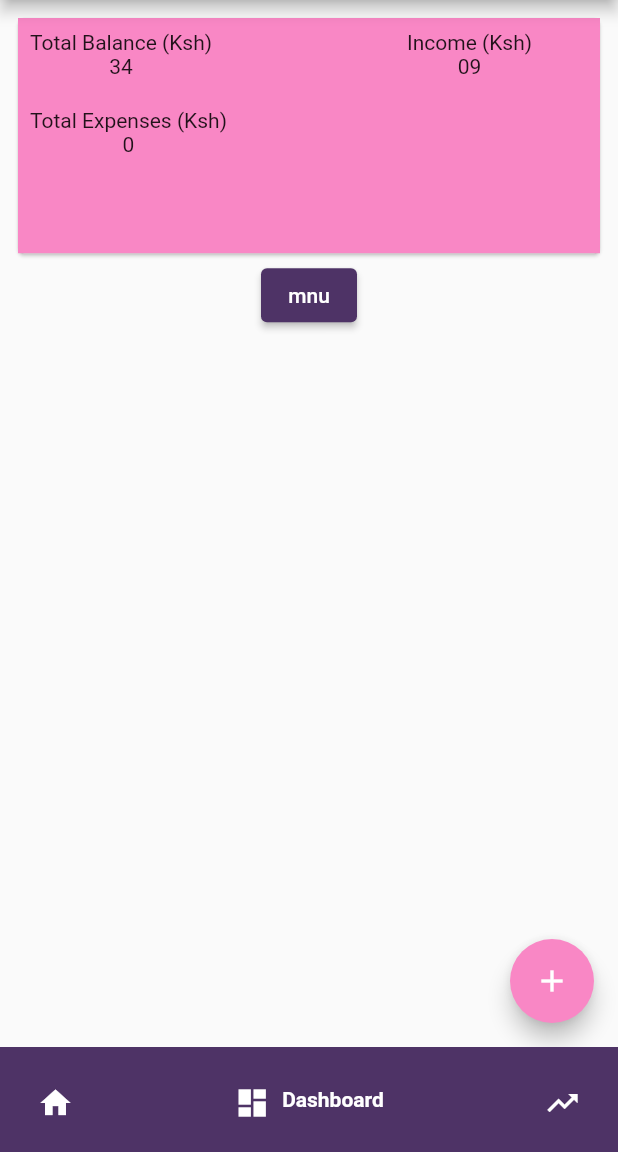
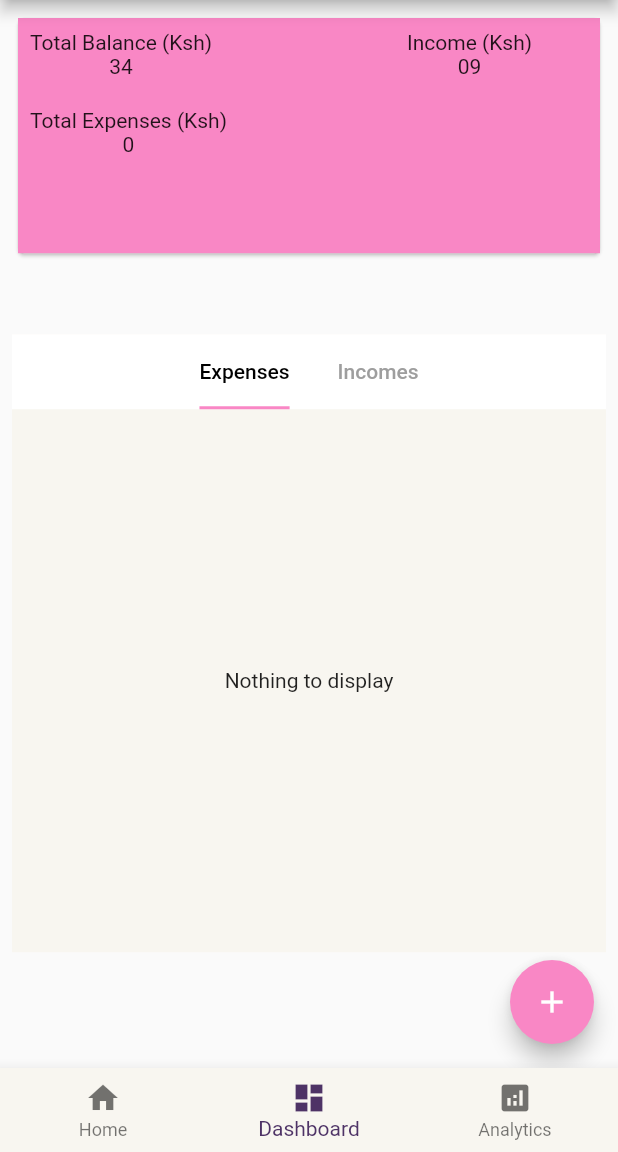
Before and after one commit to J-A-Christopher/coinpulse2, a Flutter app: the screen it shows after launch, item 2 of the bottom bar chosen, on a phone screen of 412 x 824 dp, the part 84-1236 px from its top. Run offline on Flutter 3.47's test engine with Material 2 defaults, Android fonts, the phone set to English and light mode, and no system bars; drawn by our look-alikes of google_nav_bar; our stand-ins replace bloc, dartz, equatable, flutter_bloc, flutter_svg.

Commit message:
Some ui refactoring and code changes

```diff
--- a/lib/2_Presentation/core/utils/bottomnavbar_service.dart
+++ b/lib/2_Presentation/core/utils/bottomnavbar_service.dart
@@ -1,6 +1,8 @@
 import 'package:coinpulse2/2_Presentation/pages/analytics/analytics.dart';
 import 'package:coinpulse2/2_Presentation/pages/dialogpage/dialog_page.dart';
 import 'package:coinpulse2/2_Presentation/pages/homepage/homepage.dart';
+import 'package:coinpulse2/2_Presentation/pages/tab_bar/tab_bar_screen.dart';
+import 'package:coinpulse2/main.dart';
 import 'package:flutter/material.dart';
 import 'package:google_nav_bar/google_nav_bar.dart';
 
@@ -20,37 +22,27 @@ class _BottomNavBarState extends State<BottomNavBar> {
     const DialogueWrapper(),
     const Analytics()
   ];
+  void _onItemTapped(int index) {
+    setState(() {
+      _selectedIndex = index;
+    });
+  }
+
   @override
   Widget build(BuildContext context) {
     return Scaffold(
-      bottomNavigationBar: SizedBox(
-        height: 70,
-        child: GNav(
-          selectedIndex: _selectedIndex,
-          onTabChange: (index) {
-            setState(() {
-              _selectedIndex = index;
-            });
-          },
-          gap: 8,
-          backgroundColor: ColorsUsed.primaryColor,
-          color: Colors.white,
-          activeColor: Colors.white,
-          tabs: const [
-            GButton(
-              icon: Icons.home,
-              text: 'Home',
-            ),
-            GButton(
-              icon: Icons.dashboard,
-              text: 'Dashboard',
-            ),
-            GButton(
-              icon: Icons.trending_up,
-              text: 'Analytics',
-            )
-          ],
-        ),
+      bottomNavigationBar: BottomNavigationBar(
+        backgroundColor: const Color(0xfff8f6f0),
+        //backgroundColor: ColorsUsed.primaryColor,
+        items: const [
+          BottomNavigationBarItem(icon: Icon(Icons.home), label: 'Home'),
+          BottomNavigationBarItem(
+              icon: Icon(Icons.dashboard), label: 'Dashboard'),
+          BottomNavigationBarItem(
+              icon: Icon(Icons.analytics), label: 'Analytics')
+        ],
+        currentIndex: _selectedIndex,
+        onTap: _onItemTapped,
       ),
       body: _screens.elementAt(_selectedIndex),
     );
--- /dev/null
+++ b/lib/2_Presentation/pages/bills/widgets/bill_widget.dart
@@ -0,0 +1,70 @@
+import 'package:coinpulse2/2_Presentation/bloc/bill_bloc.dart';
+import 'package:coinpulse2/2_Presentation/core/utils/colors.dart';
+import 'package:flutter/material.dart';
+import 'package:flutter_bloc/flutter_bloc.dart';
+import 'package:intl/intl.dart';
+
+class BillConstructor extends StatelessWidget {
+  const BillConstructor({
+    super.key,
+  });
+
+  @override
+  Widget build(BuildContext context) {
+    return BlocBuilder<BillBloc, BillState>(builder: (context, state) {
+      if (state is BillRetrieving) {
+        return state.billRetrievedData.isEmpty
+            ? const Center(child: Text('Nothing to display'))
+            : SizedBox(
+                height: MediaQuery.of(context).size.height * 0.5,
+                child: ListView.separated(
+                    itemBuilder: (context, index) {
+                      final expenseItem = state.billRetrievedData[index];
+                      final convertDate = expenseItem.createdDate;
+                      final cDate = DateFormat.yMMMEd().format(convertDate);
+                      final cTime = DateFormat.jm().format(convertDate);
+
+                      return ListTile(
+                        leading: const CircleAvatar(
+                          backgroundColor: ColorsUsed.secondaryColor,
+                          child: Icon(
+                            Icons.camera,
+                            color: ColorsUsed.primaryColor,
+                          ),
+                        ),
+                        title: Column(
+                          crossAxisAlignment: CrossAxisAlignment.start,
+                          children: [
+                            Text(expenseItem.title),
+                            Text(cDate),
+                          ],
+                        ),
+                        trailing: Padding(
+                          padding: const EdgeInsets.symmetric(vertical: 12.0),
+                          child: Column(
+                            children: [
+                              Text(
+                                '-ksh ${expenseItem.amount}',
+                                style: const TextStyle(
+                                  color: Colors.red,
+                                ),
+                              ),
+                              Text(cTime)
+                            ],
+                          ),
+                        ),
+                      );
+                    },
+                    separatorBuilder: (context, index) {
+                      return Divider(
+                        height: 7,
+                        color: Colors.grey[700],
+                      );
+                    },
+                    itemCount: state.billRetrievedData.length),
+              );
+      }
+      return const SizedBox.shrink();
+    });
+  }
+}
--- a/lib/2_Presentation/pages/dialogpage/dialog_page.dart
+++ b/lib/2_Presentation/pages/dialogpage/dialog_page.dart
@@ -3,6 +3,7 @@ import 'package:coinpulse2/0_Data/models/income_model.dart';
 import 'package:coinpulse2/2_Presentation/bloc/bill_bloc.dart';
 import 'package:coinpulse2/2_Presentation/bloc/income_bloc.dart';
 import 'package:coinpulse2/2_Presentation/core/utils/colors.dart';
+import 'package:coinpulse2/2_Presentation/pages/tab_bar/tab_bar_screen.dart';
 import 'package:flutter/material.dart';
 import 'package:flutter_bloc/flutter_bloc.dart';
 import 'package:intl/intl.dart';
@@ -36,16 +37,23 @@ class DialogPage extends StatefulWidget {
 class _DialogPageState extends State<DialogPage> {
   GlobalKey<FormState> formState = GlobalKey<FormState>();
   GlobalKey<FormState> incomeState = GlobalKey<FormState>();
+
   ExpenseModel newBill = ExpenseModel(
       amount: '',
       createdDate: DateTime.now(),
       title: '',
       id: DateTime.now().toString());
+
   IncomeModel newIncome = IncomeModel(
       amount: '',
       createdDate: DateTime.now(),
       title: '',
       id: DateTime.now().toString());
+  // IncomeModel newIncome = IncomeModel(
+  //     amount: '',
+  //     createdDate: DateTime.now(),
+  //     title: '',
+  //     id: DateTime.now().toString());
 
   void _submitForm() {
     formState.currentState!.save();
@@ -54,7 +62,18 @@ class _DialogPageState extends State<DialogPage> {
     billBloc.add(CreateBill(createdBill: newBill));
 
     billBloc.add(RetrieveBill());
-    context.read<BillBloc>().add(GetTotalAmount());
+    //context.read<BillBloc>().add(GetTotalAmount());
+
+    Navigator.of(context).pop();
+  }
+
+  void saveIncomeForm() {
+    incomeState.currentState!.save();
+
+    context.read<IncomeBloc>().add(CreateIncome(createIncome: newIncome));
+    //context.read<IncomeBloc>().add(GetTotalIncomeAmount());
+    context.read<IncomeBloc>().add(RetrieveIncome());
+    //getTotalIncome();
 
     Navigator.of(context).pop();
   }
@@ -118,20 +137,10 @@ class _DialogPageState extends State<DialogPage> {
     );
   }
 
-  void saveIncomeForm() {
-    incomeState.currentState!.save();
-
-    context.read<IncomeBloc>().add(CreateIncome(createIncome: newIncome));
-    //context.read<IncomeBloc>().add(GetTotalIncomeAmount());
-    context.read<IncomeBloc>().add(RetrieveIncome());
-    //getTotalIncome();
-
-    Navigator.of(context).pop();
-  }
-
-  void getTotalIncome() {
-    context.read<IncomeBloc>().add(GetTotalIncomeAmount());
-    // context.read<IncomeBloc>().add(RetrieveIncome());
+  @override
+  void initState() {
+    super.initState();
+    context.read<BillBloc>().add(RetrieveBill());
   }
 
   void showIncomeDialog() {
@@ -184,12 +193,6 @@ class _DialogPageState extends State<DialogPage> {
         });
   }
 
-  // @override
-  // void initState() {
-  //   super.initState();
-  //   context.read<BillBloc>().add(GetTotalAmount());
-  // }
-
   @override
   Widget build(BuildContext context) {
     return Scaffold(
@@ -202,7 +205,7 @@ class _DialogPageState extends State<DialogPage> {
       ),
       body: Padding(
         padding: const EdgeInsets.all(8.0),
-        child: Column(
+        child: ListView(
           children: [
             SizedBox(
               height: MediaQuery.of(context).size.height * 0.2,
@@ -268,83 +271,80 @@ class _DialogPageState extends State<DialogPage> {
                 ),
               ),
             ),
-            ElevatedButton(
-                onPressed: () {
-                  context.read<IncomeBloc>().add(RetrieveIncome());
-                },
-                child: const Text('mnu')),
-            BlocBuilder<BillBloc, BillState>(builder: (context, state) {
-              if (state is BillCreating) {
-                return const Center(
-                  child: CircularProgressIndicator(),
-                );
-              }
-              if (state is BillRetrieving) {
-                return state.billRetrievedData.isEmpty
-                    ? const Text('Noting to display')
-                    : SizedBox(
-                        height: MediaQuery.of(context).size.height * 0.38,
-                        child: ListView.separated(
-                            itemBuilder: (context, index) {
-                              final expenseItem =
-                                  state.billRetrievedData[index];
-                              final convertDate = expenseItem.createdDate;
-                              final cDate =
-                                  DateFormat.yMMMEd().format(convertDate);
-                              final cTime = DateFormat.jm().format(convertDate);
-
-                              return ListTile(
-                                leading: const CircleAvatar(
-                                  backgroundColor: ColorsUsed.secondaryColor,
-                                  child: Icon(
-                                    Icons.camera,
-                                    color: ColorsUsed.primaryColor,
-                                  ),
-                                ),
-                                title: Column(
-                                  crossAxisAlignment: CrossAxisAlignment.start,
-                                  children: [
-                                    Text(expenseItem.title),
-                                    Text(cDate),
-                                  ],
-                                ),
-                                trailing: Padding(
-                                  padding: const EdgeInsets.symmetric(
-                                      vertical: 12.0),
-                                  child: Column(
-                                    children: [
-                                      Text(
-                                        '-ksh ${expenseItem.amount}',
-                                        style: const TextStyle(
-                                          color: Colors.red,
-                                        ),
-                                      ),
-                                      Text(cTime)
-                                    ],
-                                  ),
-                                ),
-                              );
-                            },
-                            separatorBuilder: (context, index) {
-                              return Divider(
-                                height: 7,
-                                color: Colors.grey[700],
-                              );
-                            },
-                            itemCount: state.billRetrievedData.length),
-                      );
-              }
-              return const SizedBox.shrink();
-            }),
-            BlocBuilder<IncomeBloc, IncomeState>(builder: (context, state) {
-              if (state is IncomeRetrieving) {
-                return Text(state.incomeRetrievedData.first.amount);
-              }
-              return const SizedBox.shrink();
-            })
+            const SizedBox(
+              height: 50,
+            ),
+            const TopTabBar(),
           ],
         ),
       ),
     );
   }
 }
+
+
+
+// class BillConstructor extends StatelessWidget {
+//   const BillConstructor({
+//     super.key,
+//   });
+
+//   @override
+//   Widget build(BuildContext context) {
+//     return BlocBuilder<BillBloc, BillState>(builder: (context, state) {
+//       if (state is BillRetrieving) {
+//         return state.billRetrievedData.isEmpty
+//             ? const Center(child: Text('Nothing to display'))
+//             : SizedBox(
+//                 height: MediaQuery.of(context).size.height * 0.5,
+//                 child: ListView.separated(
+//                     itemBuilder: (context, index) {
+//                       final expenseItem = state.billRetrievedData[index];
+//                       final convertDate = expenseItem.createdDate;
+//                       final cDate = DateFormat.yMMMEd().format(convertDate);
+//                       final cTime = DateFormat.jm().format(convertDate);
+
+//                       return ListTile(
+//                         leading: const CircleAvatar(
+//                           backgroundColor: ColorsUsed.secondaryColor,
+//                           child: Icon(
+//                             Icons.camera,
+//                             color: ColorsUsed.primaryColor,
+//                           ),
+//                         ),
+//                         title: Column(
+//                           crossAxisAlignment: CrossAxisAlignment.start,
+//                           children: [
+//                             Text(expenseItem.title),
+//                             Text(cDate),
+//                           ],
+//                         ),
+//                         trailing: Padding(
+//                           padding: const EdgeInsets.symmetric(vertical: 12.0),
+//                           child: Column(
+//                             children: [
+//                               Text(
+//                                 '-ksh ${expenseItem.amount}',
+//                                 style: const TextStyle(
+//                                   color: Colors.red,
+//                                 ),
+//                               ),
+//                               Text(cTime)
+//                             ],
+//                           ),
+//                         ),
+//                       );
+//                     },
+//                     separatorBuilder: (context, index) {
+//                       return Divider(
+//                         height: 7,
+//                         color: Colors.grey[700],
+//                       );
+//                     },
+//                     itemCount: state.billRetrievedData.length),
+//               );
+//       }
+//       return const SizedBox.shrink();
+//     });
+//   }
+// }
--- /dev/null
+++ b/lib/2_Presentation/pages/tab_bar/tab_bar_screen.dart
@@ -0,0 +1,52 @@
+import 'package:coinpulse2/2_Presentation/pages/bills/widgets/bill_widget.dart';
+import 'package:coinpulse2/2_Presentation/pages/dialogpage/dialog_page.dart';
+import 'package:coinpulse2/2_Presentation/pages/income/income.dart';
+import 'package:flutter/material.dart';
+
+class TopTabBar extends StatefulWidget {
+  const TopTabBar({super.key});
+
+  @override
+  State<TopTabBar> createState() => _MyWidgetState();
+}
+
+class _MyWidgetState extends State<TopTabBar> {
+  @override
+  Widget build(BuildContext context) {
+    return SizedBox(
+      height: MediaQuery.of(context).size.height * 0.5,
+      child: DefaultTabController(
+        length: 2,
+        child: Scaffold(
+            backgroundColor: const Color(0xfff8f6f0),
+            body: Column(
+              children: [
+                SizedBox(
+                  height: 50,
+                  child: AppBar(
+                    elevation: 0,
+                    backgroundColor: Colors.white,
+                    bottom: const TabBar(
+                        indicatorSize: TabBarIndicatorSize.label,
+                        isScrollable: true,
+                        labelColor: Colors.black,
+                        unselectedLabelColor: Colors.grey,
+                        tabs: [
+                          Tab(
+                            text: 'Expenses',
+                          ),
+                          Tab(
+                            text: 'Incomes',
+                          ),
+                        ]),
+                  ),
+                ),
+                const Expanded(
+                    child: TabBarView(
+                        children: [BillConstructor(), IncomeConstructor()])),
+              ],
+            )),
+      ),
+    );
+  }
+}
```
Also changed, not shown: lib/2_Presentation/pages/income/income.dart (added, +75 -0 lines).
